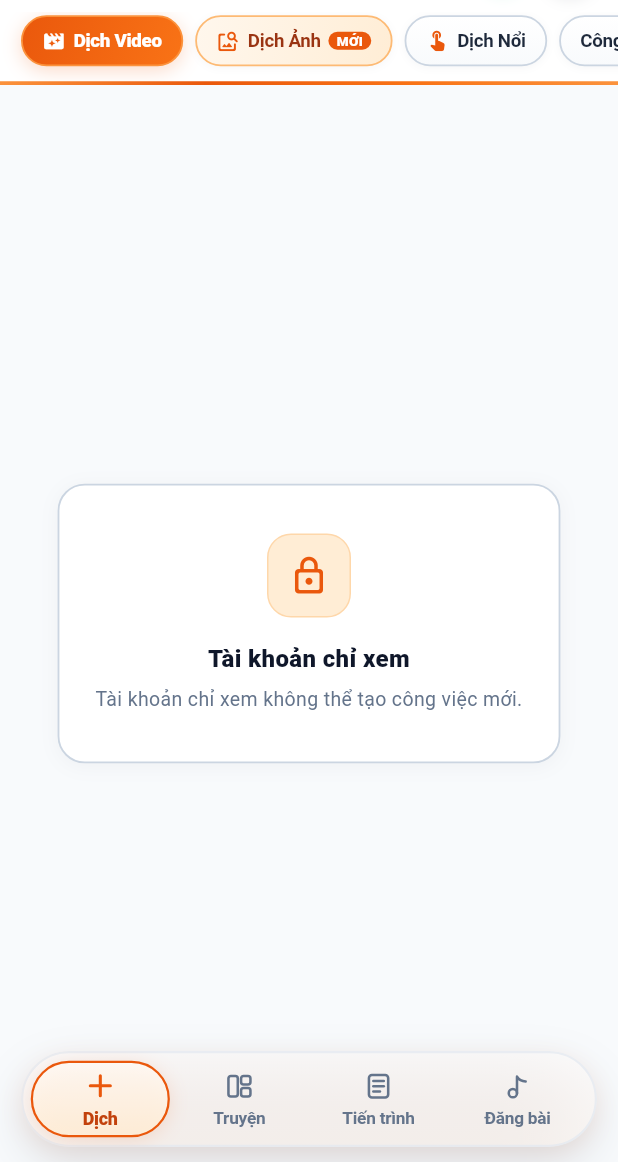
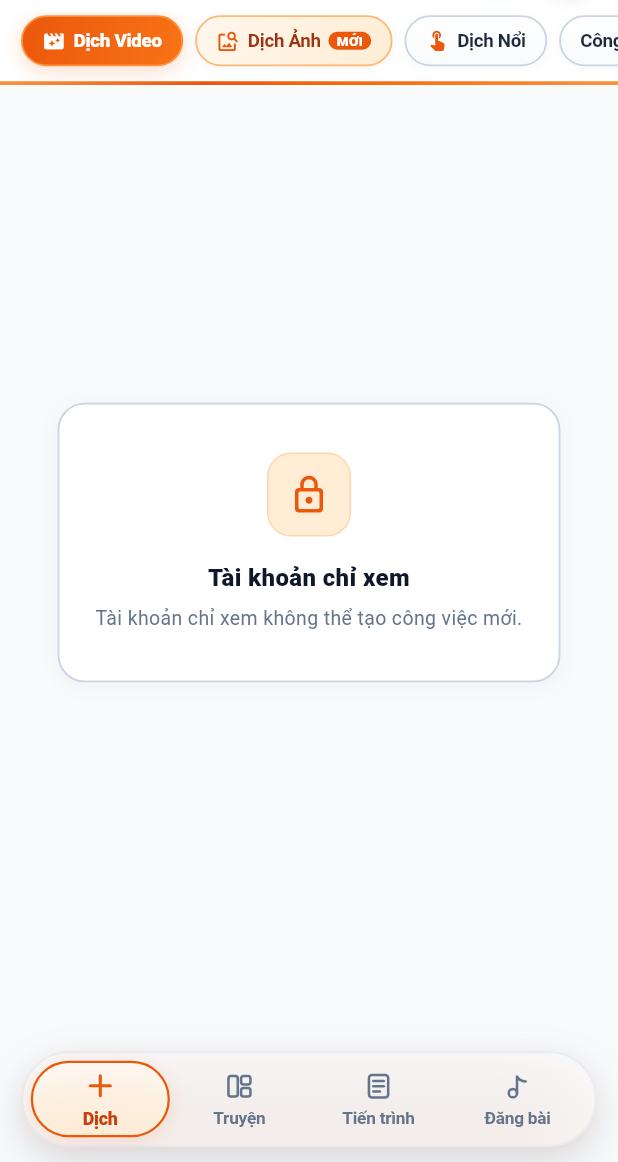
Before and after one commit to MrTrung16974/VidTrans, a Flutter app: the TranslateScreen screen opened by its route, on a phone screen of 412 x 824 dp, the part 74-1236 px from its top. Run offline on Flutter 3.47's test engine with Material 3 defaults, Android fonts, the phone set to English and light mode, and no system bars; our stand-ins replace app_links, dio, file_picker, firebase_core, firebase_messaging, flutter_riverpod and 7 more; missing offline and left inert: background_downloader, flutter_inappwebview, google_mlkit_language_id, google_mlkit_text_recognition, google_mlkit_translation; accounts and stored records are empty; network calls fail.

Commit message:
commit
commit

```diff
--- a/mobile/lib/core/widgets/studio_widgets.dart
+++ b/mobile/lib/core/widgets/studio_widgets.dart
@@ -835,12 +835,12 @@ double studioDockClearance(BuildContext context) {
   final hardwareBottom = viewBottom > 0
       ? viewBottom
       : (padBottom > 0 && padBottom < 50 ? padBottom : 16.0);
-  return 84.0 + hardwareBottom;
+  return 92.0 + hardwareBottom;
 }
 
 /// Bottom scroll padding that clears the floating glassmorphic dock in [HomeShell]
 /// with generous breathing room so the last card/button sits high above the menu.
-double studioDockBottomPadding(BuildContext context, {double extra = 32}) {
+double studioDockBottomPadding(BuildContext context, {double extra = 40}) {
   return studioDockClearance(context) + extra;
 }
 
--- a/mobile/lib/features/comic_video/presentation/widgets/look_sheets.dart
+++ b/mobile/lib/features/comic_video/presentation/widgets/look_sheets.dart
@@ -15,6 +15,7 @@ Map<String, dynamic> changedFields(Map<String, String> initial, Map<String, Stri
 
 Future<void> showLookSheet(BuildContext context, {required WidgetBuilder builder}) => showModalBottomSheet<void>(
       context: context,
+      useRootNavigator: true,
       isScrollControlled: true,
       useSafeArea: true,
       showDragHandle: true,
--- a/mobile/lib/features/home/presentation/screens/home_shell.dart
+++ b/mobile/lib/features/home/presentation/screens/home_shell.dart
@@ -711,6 +711,7 @@ class StudioTopBar extends ConsumerWidget implements PreferredSizeWidget {
 
     showModalBottomSheet<void>(
       context: context,
+      useRootNavigator: true,
       backgroundColor: Colors.transparent,
       isScrollControlled: true,
       builder: (sheetContext) {
@@ -871,6 +872,7 @@ class StudioTopBar extends ConsumerWidget implements PreferredSizeWidget {
     final account = ref.read(sessionProvider).valueOrNull;
     showModalBottomSheet<void>(
       context: context,
+      useRootNavigator: true,
       backgroundColor: Colors.transparent,
       isScrollControlled: true,
       builder: (sheetContext) {
--- a/mobile/lib/features/video_translation/presentation/screens/translate_screen.dart
+++ b/mobile/lib/features/video_translation/presentation/screens/translate_screen.dart
@@ -292,7 +292,9 @@ class _TranslateScreenState extends ConsumerState<TranslateScreen> {
       return Scaffold(
         backgroundColor: AppColors.bg,
         appBar: const StudioTopBar(activeStudioPill: StudioCategoryPill.video),
-        body: StudioEmptyState(
+        body: Padding(
+          padding: EdgeInsets.only(bottom: studioDockClearance(context)),
+          child: StudioEmptyState(
             icon: Icons.lock_outline_rounded,
             title: 'Tài khoản chỉ xem',
             subtitle: 'Tài khoản chỉ xem không thể tạo công việc mới.',
@@ -303,6 +305,7 @@ class _TranslateScreenState extends ConsumerState<TranslateScreen> {
                     label: const Text('Dịch ảnh chụp màn hình'),
                   )
                 : null,
+          ),
         ),
       );
     }
```
Also changed, not shown: mobile/lib/features/jobs/presentation/screens/video_player_screen.dart (+10 -6 lines), mobile/lib/features/logo_branding/presentation/screens/branding_settings_screen.dart (+6 -1 lines), mobile/lib/features/profile/presentation/screens/billing_screen.dart (+8 -1 lines). Lines whose indentation alone changed are shown as unchanged.
